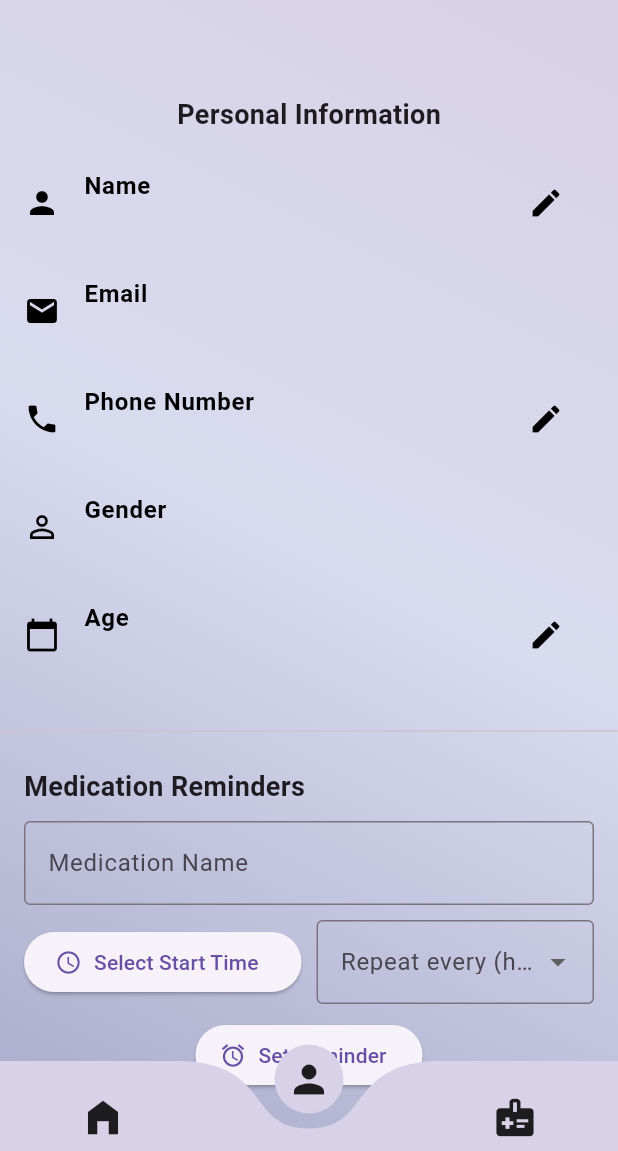
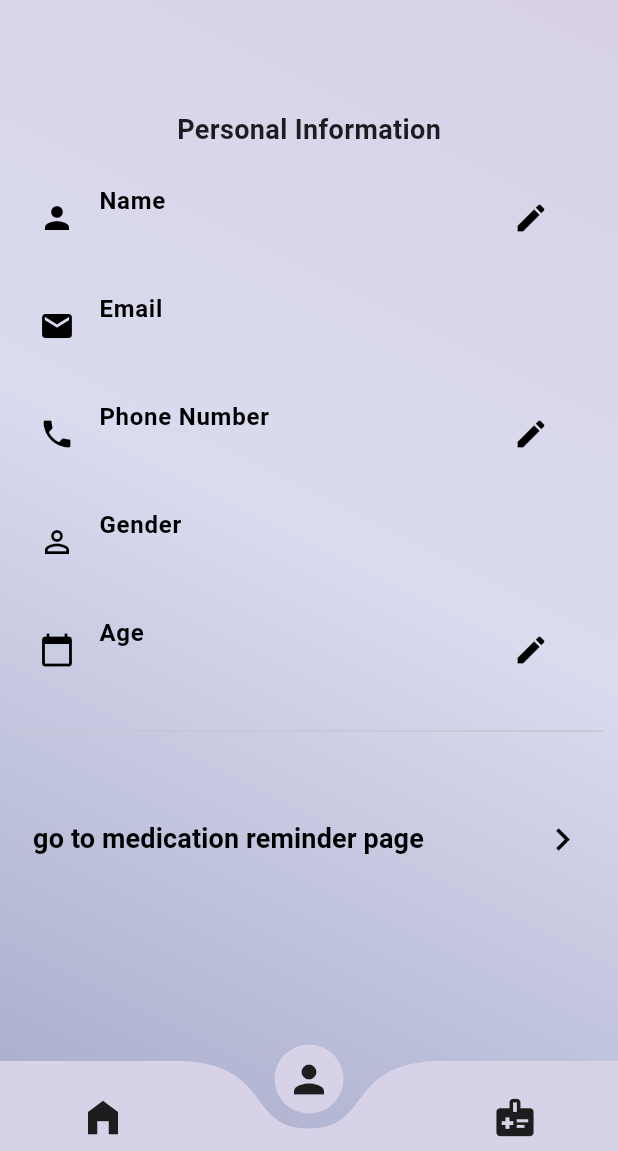
Before and after one commit to nadinnah/puffpal-usingFlutter, a Flutter app: the AppShell screen opened by its route, item 2 of the bottom bar chosen, on a phone screen of 412 x 824 dp, the part 85-1236 px from its top. Run offline on Flutter 3.47's test engine with Material 3 defaults, Android fonts, the light colour scheme and no system bars; drawn by our look-alikes of curved_navigation_bar; our stand-ins replace cloud_firestore, firebase_auth, firebase_core, firebase_messaging, flutter_dotenv, flutter_local_notifications and 9 more; missing offline and left inert: android_alarm_manager_plus, pdfx; accounts and stored records are empty; network calls fail.

Commit message:
add medictaion reminder in a different page

```diff
--- a/lib/views/profile_page.dart
+++ b/lib/views/profile_page.dart
@@ -5,6 +5,7 @@ import 'package:shared_preferences/shared_preferences.dart';
 
 import '../l10n/app_localizations.dart';
 import '../services/local_notification_service.dart';
+import 'medication_reminder_page.dart';
 
 class ProfilePage extends StatefulWidget {
   const ProfilePage({super.key});
@@ -18,10 +19,6 @@ class _ProfilePageState extends State<ProfilePage> {
   FirebaseAuth auth = FirebaseAuth.instance;
   Map<String, dynamic> userData = {};
 
-  final TextEditingController medNameController = TextEditingController();
-  TimeOfDay? selectedTime;
-  int? repeatHours;
-  final LocalNotificationService notificationService = LocalNotificationService();
 
   @override
   void initState() {
@@ -42,6 +39,8 @@ class _ProfilePageState extends State<ProfilePage> {
   @override
   Widget build(BuildContext context) {
     return SingleChildScrollView(
+      child: Padding(
+        padding: const EdgeInsets.all(10.0),
         child: Column(
           children: [
             const SizedBox(height: 120),
@@ -93,106 +92,25 @@ class _ProfilePageState extends State<ProfilePage> {
                 auth.currentUser!.email!,
                 {'age': int.parse(newValue)},
               ),),
-          const SizedBox(height: 20),
+            const SizedBox(height: 10),
+            Divider(),
+            const SizedBox(height: 40),
 
-          const Divider(),
-          Padding(
-            padding: const EdgeInsets.all(16.0),
-            child: Column(
-              crossAxisAlignment: CrossAxisAlignment.start,
+            TextButton(onPressed: (){
+              //Navigator.pushNamed(context, '/medication_reminder');
+              Navigator.push(context, MaterialPageRoute(builder: (context) => MedicationReminderPage()));
+            }, child: Row(
+              mainAxisAlignment: MainAxisAlignment.spaceBetween,
               children: [
-                Text(
-                  "Medication Reminders",
-                  style: TextStyle(fontSize: 18, fontWeight: FontWeight.bold),
-                ),
-                const SizedBox(height: 10),
-                TextField(
-                  controller: medNameController,
-                  decoration: InputDecoration(
-                    labelText: "Medication Name",
-                    border: OutlineInputBorder(),
-                  ),
-                ),
-                const SizedBox(height: 10),
-                Row(
-                  children: [
-                    Expanded(
-                      child: ElevatedButton.icon(
-                        onPressed: () async {
-                          final time = await showTimePicker(
-                            context: context,
-                            initialTime: TimeOfDay.now(),
-                          );
-                          if (time != null) {
-                            setState(() => selectedTime = time);
-                          }
-                        },
-                        icon: Icon(Icons.access_time),
-                        label: Text(selectedTime == null
-                            ? "Select Start Time"
-                            : "Start: ${selectedTime!.format(context)}"),
-                      ),
-                    ),
-                    const SizedBox(width: 10),
-                    Expanded(
-                      child: DropdownButtonFormField<int>(
-                        decoration: InputDecoration(
-                          labelText: "Repeat every (hours)",
-                          border: OutlineInputBorder(),
-                        ),
-                        value: repeatHours,
-                        items: [4, 6, 8, 12].map((h) {
-                          return DropdownMenuItem(
-                            value: h,
-                            child: Text("$h hours"),
-                          );
-                        }).toList(),
-                        onChanged: (value) => setState(() => repeatHours = value),
-                      ),
-                    ),
+                Text("go to medication reminder page", style: TextStyle(color: Colors.black, fontWeight: FontWeight.bold, fontSize: 18)),
+                SizedBox(width: 30),
+                Icon(Icons.navigate_next, color: Colors.black, size: 30)
+              ],
+            ))
+
+
           ],
         ),
-                const SizedBox(height: 10),
-                Center(
-                  child: ElevatedButton.icon(
-                    icon: Icon(Icons.alarm),
-                    label: Text("Set Reminder"),
-                    onPressed: () async {
-                      if (medNameController.text.isEmpty ||
-                          selectedTime == null ||
-                          repeatHours == null) {
-                        ScaffoldMessenger.of(context).showSnackBar(
-                          SnackBar(content: Text("Please fill all fields")),
-                        );
-                        return;
-                      }
-
-                      // Convert selected time to DateTime
-                      final now = DateTime.now();
-                      final start = DateTime(
-                        now.year,
-                        now.month,
-                        now.day,
-                        selectedTime!.hour,
-                        selectedTime!.minute,
-                      );
-
-                      await notificationService.scheduleRepeatingReminder(
-                        medNameController.text,
-                        start,
-                        repeatHours!,
-                      );
-
-                      ScaffoldMessenger.of(context).showSnackBar(
-                        SnackBar(content: Text("Reminder set for ${medNameController.text}")),
-                      );
-                    },
-                  ),
-                ),
-              ],
-            ),
-          ),
-        ],
       ),
     );
   }
```
Also changed, not shown: lib/views/medication_reminder_page.dart (added, +119 -0 lines), lib/views/quizzes_games_page.dart (+8 -6 lines). Lines whose indentation alone changed are shown as unchanged.
